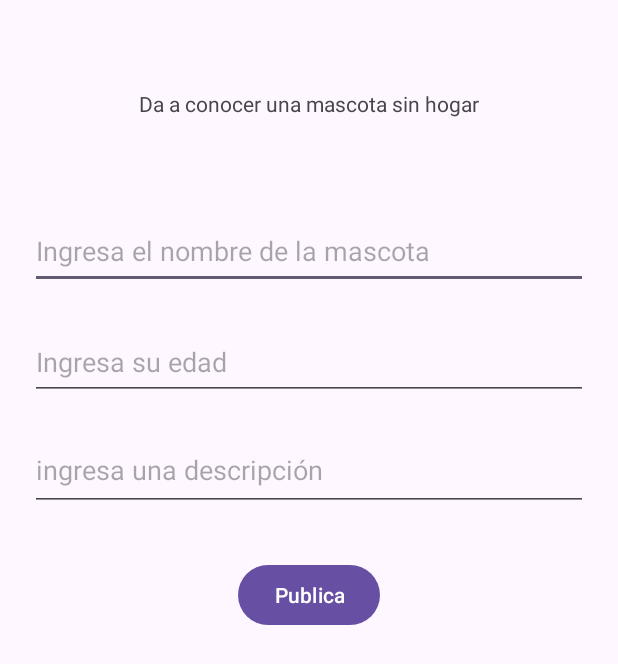
After one commit to JuanVerdeC/appAdopcion, an Android app: the PublicacionActivity screen opened directly, with no data from a screen before it, on a phone screen of 412 x 824 dp. The commit adds this screen. Shown: the top 664 px of the screen. Run offline under Robolectric (Android 15) with nearby library versions, the phone set to English and light mode, and no system bars; our stand-ins replace Firebase (no records; nobody signed in at launch, a user with empty details on screens opened directly).

Commit message:
Listar registrar y detalle mascota
lista
registra
da detalle(no muestra la edad)

```diff
--- a/app/src/main/java/com/upc/appadopcion/LoginActivity.java
+++ b/app/src/main/java/com/upc/appadopcion/LoginActivity.java
@@ -53,6 +53,7 @@ public class LoginActivity extends AppCompatActivity {
             }
         });
     }
+
     private Boolean validarDatos() {
         boolean valida = true;
         String email = txtEmailLogin.getText().toString();
@@ -96,4 +97,6 @@ public class LoginActivity extends AppCompatActivity {
         reference = database.getReference();
         firebaseAuth = FirebaseAuth.getInstance();
     }
+
+
 }
--- /dev/null
+++ b/app/src/main/java/com/upc/appadopcion/PublicacionActivity.java
@@ -0,0 +1,103 @@
+package com.upc.appadopcion;
+
+import androidx.appcompat.app.AlertDialog;
+import androidx.appcompat.app.AppCompatActivity;
+
+import android.content.Intent;
+import android.os.Bundle;
+import android.widget.Button;
+import android.widget.EditText;
+import android.widget.Toast;
+
+import com.google.firebase.FirebaseApp;
+import com.google.firebase.database.DatabaseReference;
+import com.google.firebase.database.FirebaseDatabase;
+import com.upc.appadopcion.model.Publicacion;
+import com.upc.appadopcion.model.Usuario;
+
+import java.util.UUID;
+
+public class PublicacionActivity extends AppCompatActivity {
+
+    EditText txtNombreMascota, txtEdadMascota, txtDescripcionMascota;
+    Button btnPublicaMascota;
+    FirebaseDatabase database;
+    DatabaseReference reference;
+
+    @Override
+    protected void onCreate(Bundle savedInstanceState) {
+        super.onCreate(savedInstanceState);
+        setContentView(R.layout.activity_publicacion);
+        inicializarFirebase();
+        asignarReferencias();
+    }
+
+    private void asignarReferencias() {
+        txtNombreMascota = findViewById(R.id.txtNombreMascota);
+        txtEdadMascota = findViewById(R.id.txtEdadMascota);
+        txtDescripcionMascota = findViewById(R.id.txtDescripcionMascota);
+        btnPublicaMascota = findViewById(R.id.btnPublicaMascota);
+        btnPublicaMascota.setOnClickListener(view -> {
+            registrar();
+        });
+
+    }
+
+    private Boolean validarDatos() {
+
+        boolean valida = true;
+
+        String nombre = txtNombreMascota.getText().toString();
+        String edad = txtEdadMascota.getText().toString();
+        String descripcion = txtDescripcionMascota.getText().toString();
+
+
+        if(nombre.equals("")){
+            txtNombreMascota.setError("Obligatorio");
+            valida =false;
+        }
+        if (edad.equals("")){
+            txtEdadMascota.setError("Obligatorio");
+            valida =false;
+        }
+        if (descripcion.equals("")){
+            txtDescripcionMascota.setError("Obligatorio");
+            valida =false;
+        }
+        return valida;
+    }
+    private void registrar() {
+        if (validarDatos()){
+            String nombre = txtNombreMascota.getText().toString();
+            String edad = txtEdadMascota.getText().toString();
+            String descripcion = txtDescripcionMascota.getText().toString();
+
+            Publicacion p = new Publicacion();
+            p.setUid(UUID.randomUUID().toString());
+            p.setNombreMascota(nombre);
+            p.setEdad(Integer.parseInt(edad));
+            p.setDescripcion(descripcion);
+
+            reference.child("Publicacion").child(p.getUid()).setValue(p);
+            mostrarMensaje("Publicación realizada");
+        }
+
+
+    }
+    private void mostrarMensaje(String mensaje){
+        AlertDialog.Builder ventana = new AlertDialog.Builder(this);
+        ventana.setTitle("Mensaje");
+        ventana.setMessage(mensaje);
+        ventana.setPositiveButton("Aceptar", (dialogInterface, which) -> {
+            Intent intent = new Intent(this, PublicacionesActivity.class);
+            startActivity(intent);
+        } );
+        ventana.create().show();
+    }
+
+    private void inicializarFirebase() {
+        FirebaseApp.initializeApp(this);
+        database = FirebaseDatabase.getInstance();
+        reference = database.getReference();
+    }
+}
--- a/app/src/main/java/com/upc/appadopcion/ui/gallery/GalleryFragment.java
+++ b/app/src/main/java/com/upc/appadopcion/ui/gallery/GalleryFragment.java
@@ -12,7 +12,9 @@ import androidx.lifecycle.ViewModelProvider;
 
 import com.upc.appadopcion.databinding.FragmentGalleryBinding;
 
-public class GalleryFragment extends Fragment {
+public class
+
+GalleryFragment extends Fragment {
 
     private FragmentGalleryBinding binding;
 
--- /dev/null
+++ b/app/src/main/res/layout/activity_publicacion.xml
@@ -0,0 +1,67 @@
+<?xml version="1.0" encoding="utf-8"?>
+<androidx.constraintlayout.widget.ConstraintLayout xmlns:android="http://schemas.android.com/apk/res/android"
+    xmlns:app="http://schemas.android.com/apk/res-auto"
+    xmlns:tools="http://schemas.android.com/tools"
+    android:layout_width="match_parent"
+    android:layout_height="match_parent"
+    tools:context=".PublicacionActivity"
+    android:padding="20dp">
+
+    <TextView
+        android:id="@+id/textView"
+        android:layout_width="wrap_content"
+        android:layout_height="wrap_content"
+        android:layout_marginTop="39dp"
+        android:text="Da a conocer una mascota sin hogar"
+        app:layout_constraintEnd_toEndOf="parent"
+        app:layout_constraintStart_toStartOf="parent"
+        app:layout_constraintTop_toTopOf="parent" />
+
+    <EditText
+        android:id="@+id/txtNombreMascota"
+        android:layout_width="match_parent"
+        android:layout_height="50dp"
+        android:layout_marginTop="64dp"
+        android:ems="10"
+        android:inputType="text"
+        app:layout_constraintEnd_toEndOf="parent"
+        app:layout_constraintStart_toStartOf="parent"
+        app:layout_constraintTop_toBottomOf="@+id/textView"
+        android:hint="Ingresa el nombre de la mascota"/>
+
+    <EditText
+        android:id="@+id/txtEdadMascota"
+        android:layout_width="match_parent"
+        android:layout_height="50dp"
+        android:layout_marginTop="24dp"
+        android:ems="10"
+        android:inputType="number"
+        app:layout_constraintEnd_toEndOf="parent"
+        app:layout_constraintHorizontal_bias="0.502"
+        app:layout_constraintStart_toStartOf="parent"
+        app:layout_constraintTop_toBottomOf="@+id/txtNombreMascota"
+        android:hint="Ingresa su edad"/>
+
+    <EditText
+        android:id="@+id/txtDescripcionMascota"
+        android:layout_width="match_parent"
+        android:layout_height="50dp"
+        android:layout_marginTop="24dp"
+        android:ems="10"
+        android:gravity="start|top"
+        android:inputType="textMultiLine"
+        app:layout_constraintEnd_toEndOf="parent"
+        app:layout_constraintStart_toStartOf="parent"
+        app:layout_constraintTop_toBottomOf="@+id/txtEdadMascota"
+        android:hint="ingresa una descripción"/>
+
+    <Button
+        android:id="@+id/btnPublicaMascota"
+        android:layout_width="wrap_content"
+        android:layout_height="wrap_content"
+        android:layout_marginTop="32dp"
+        android:text="Publica"
+        app:layout_constraintEnd_toEndOf="parent"
+        app:layout_constraintStart_toStartOf="parent"
+        app:layout_constraintTop_toBottomOf="@+id/txtDescripcionMascota" />
+</androidx.constraintlayout.widget.ConstraintLayout>
```
Also changed, not shown: app/src/main/AndroidManifest.xml (+17 -9 lines), app/src/main/java/com/upc/appadopcion/AdaptadorPublicacion.java (added, +74 -0 lines), app/src/main/java/com/upc/appadopcion/PublicacionDetalladaActivity.java (added, +38 -0 lines), app/src/main/java/com/upc/appadopcion/PublicacionesActivity.java (added, +81 -0 lines), app/src/main/java/com/upc/appadopcion/model/Publicacion.java (added, +54 -0 lines), app/src/main/res/layout/activity_publicacion_detallada.xml (added, +78 -0 lines), app/src/main/res/layout/activity_publicaciones.xml (added, +31 -0 lines), app/src/main/res/layout/filapublicacion.xml (added, +77 -0 lines).
